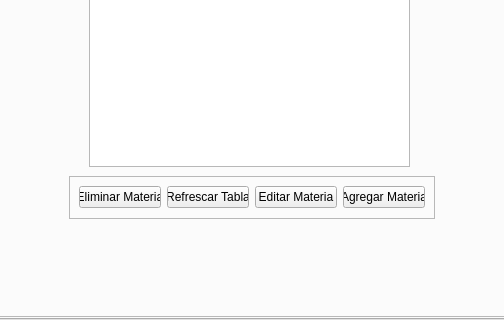
First picture: the form in src/gui/GUI QT DESIGNER CODE/staff_administration_panels/staff_administration_panels.ui, repository MCPRDev/ARE-v2, before the edit; both pictures show x 353 to 857 and y 370 to 690 of the 1215 by 690 pixel window.
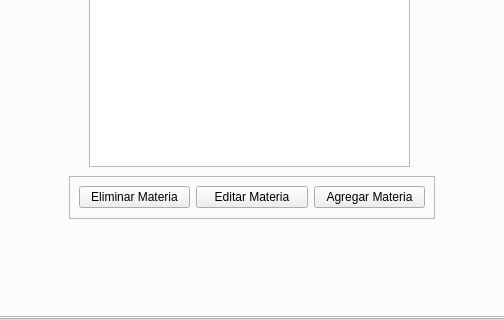
Second picture: the form after the edit. The open tabs and pages were chosen to show the change. Icons and pictures are not drawn.

Commit message: GUI staff_administration_panels updated

The edit to the form file:
```diff
--- a/src/gui/GUI QT DESIGNER CODE/staff_administration_panels/staff_administration_panels.ui
+++ b/src/gui/GUI QT DESIGNER CODE/staff_administration_panels/staff_administration_panels.ui
@@ -228,13 +228,6 @@
           </property>
          </widget>
         </item>
-        <item>
-         <widget class="QPushButton" name="button_refresh_subjects_list">
-          <property name="text">
-           <string>Refrescar Tabla</string>
-          </property>
-         </widget>
-        </item>
         <item>
          <widget class="QPushButton" name="button_edit_subject">
           <property name="text">
```
